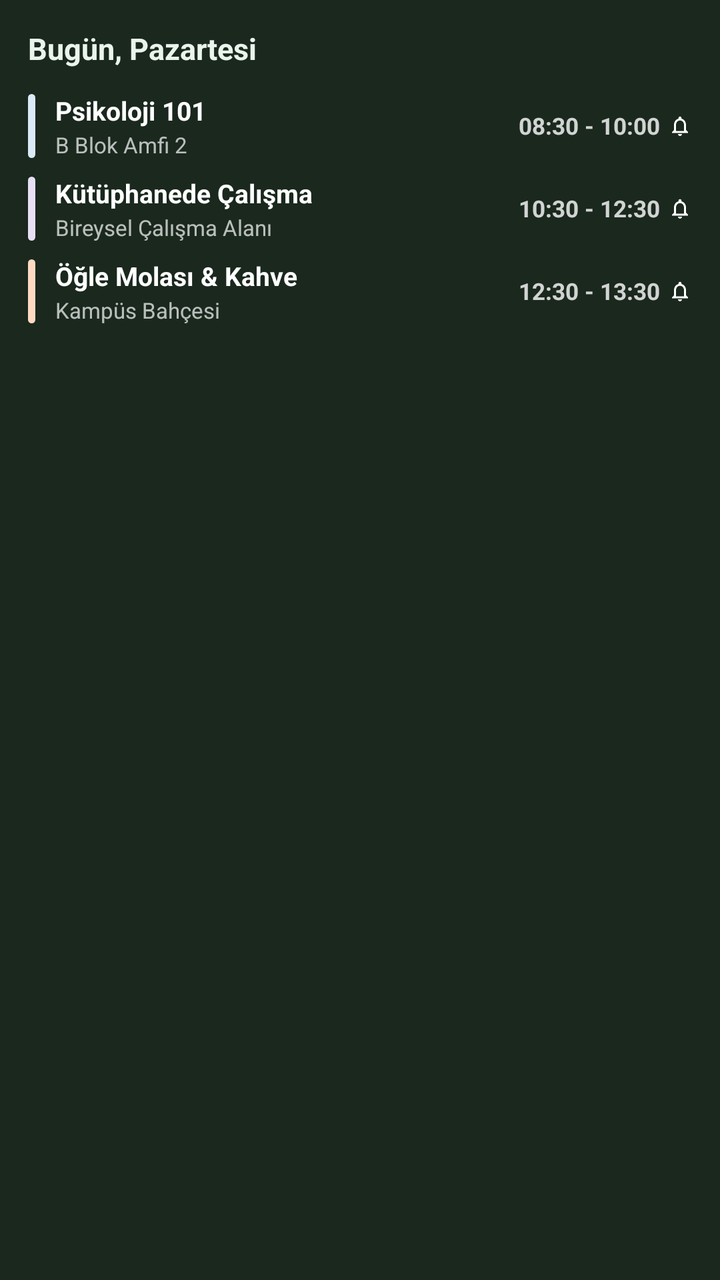
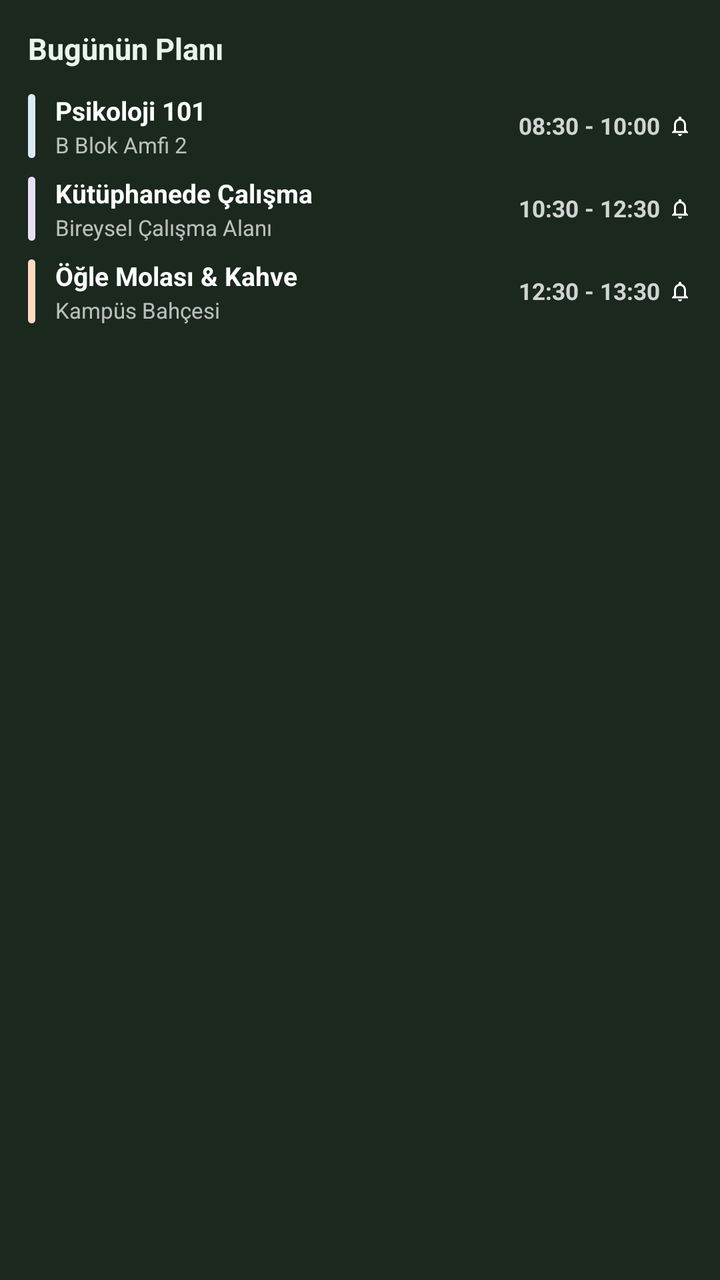

Two renders of the same Android screen: before a commit and after it. Below are the layout's source before the change and the commit's diff.
<!-- AndroidManifest.xml: fallback theme Theme.MaterialComponents.DayNight.NoActionBar -->
<!-- res/layout/aesthetic_planner_widget_preview.xml -->
<?xml version="1.0" encoding="utf-8"?>
<LinearLayout xmlns:android="http://schemas.android.com/apk/res/android"
    android:layout_width="match_parent"
    android:layout_height="match_parent"
    android:orientation="vertical"
    android:background="#1A281E"
    android:padding="14dp">

    
    <TextView
        android:layout_width="wrap_content"
        android:layout_height="wrap_content"
        android:text="Bug&#252;n, Pazartesi"
        android:textColor="#EAF3EC"
        android:textSize="15sp"
        android:textStyle="bold"
        android:layout_marginBottom="12dp" />

    
    <LinearLayout
        android:layout_width="match_parent"
        android:layout_height="wrap_content"
        android:orientation="horizontal"
        android:gravity="center_vertical"
        android:layout_marginBottom="8dp">

        <ImageView
            android:layout_width="3.5dp"
            android:layout_height="32dp"
            android:src="@drawable/widget_bar_bg"
            android:tint="#DAEAF6"
            android:layout_marginEnd="10dp" />

        <LinearLayout
            android:layout_width="0dp"
            android:layout_height="wrap_content"
            android:layout_weight="1"
            android:orientation="vertical">

            <TextView
                android:layout_width="wrap_content"
                android:layout_height="wrap_content"
                android:text="Psikoloji 101"
                android:textColor="#FFFFFF"
                android:textSize="13sp"
                android:textStyle="bold" />

            <TextView
                android:layout_width="wrap_content"
                android:layout_height="wrap_content"
                android:text="B Blok Amfi 2"
                android:textColor="#B3FFFFFF"
                android:textSize="11sp"
                android:layout_marginTop="1dp" />
        </LinearLayout>

        <TextView
            android:layout_width="wrap_content"
            android:layout_height="wrap_content"
            android:text="08:30 - 10:00"
            android:textColor="#CCFFFFFF"
            android:textSize="11.5sp"
            android:textStyle="bold" />

        <ImageView
            android:layout_width="12dp"
            android:layout_height="12dp"
            android:src="@drawable/ic_bell"
            android:tint="#CCFFFFFF"
            android:layout_marginStart="4dp" />
    </LinearLayout>

    
    <LinearLayout
        android:layout_width="match_parent"
        android:layout_height="wrap_content"
        android:orientation="horizontal"
        android:gravity="center_vertical"
        android:layout_marginBottom="8dp">

        <ImageView
            android:layout_width="3.5dp"
            android:layout_height="32dp"
            android:src="@drawable/widget_bar_bg"
            android:tint="#E8DFF5"
            android:layout_marginEnd="10dp" />

        <LinearLayout
            android:layout_width="0dp"
            android:layout_height="wrap_content"
            android:layout_weight="1"
            android:orientation="vertical">

            <TextView
                android:layout_width="wrap_content"
                android:layout_height="wrap_content"
                android:text="K&#252;t&#252;phanede &#199;al&#305;&#351;ma"
                android:textColor="#FFFFFF"
                android:textSize="13sp"
                android:textStyle="bold" />

            <TextView
                android:layout_width="wrap_content"
                android:layout_height="wrap_content"
                android:text="Bireysel &#199;al&#305;&#351;ma Alan&#305;"
                android:textColor="#B3FFFFFF"
                android:textSize="11sp"
                android:layout_marginTop="1dp" />
        </LinearLayout>

        <TextView
            android:layout_width="wrap_content"
            android:layout_height="wrap_content"
            android:text="10:30 - 12:30"
            android:textColor="#CCFFFFFF"
            android:textSize="11.5sp"
            android:textStyle="bold" />

        <ImageView
            android:layout_width="12dp"
            android:layout_height="12dp"
            android:src="@drawable/ic_bell"
            android:tint="#CCFFFFFF"
            android:layout_marginStart="4dp" />
    </LinearLayout>

    
    <LinearLayout
        android:layout_width="match_parent"
        android:layout_height="wrap_content"
        android:orientation="horizontal"
        android:gravity="center_vertical">

        <ImageView
            android:layout_width="3.5dp"
            android:layout_height="32dp"
            android:src="@drawable/widget_bar_bg"
            android:tint="#FFDAC1"
            android:layout_marginEnd="10dp" />

        <LinearLayout
            android:layout_width="0dp"
            android:layout_height="wrap_content"
            android:layout_weight="1"
            android:orientation="vertical">

            <TextView
                android:layout_width="wrap_content"
                android:layout_height="wrap_content"
                android:text="&#214;&#287;le Molas&#305; &amp; Kahve"
                android:textColor="#FFFFFF"
                android:textSize="13sp"
                android:textStyle="bold" />

            <TextView
                android:layout_width="wrap_content"
                android:layout_height="wrap_content"
                android:text="Kamp&#252;s Bah&#231;esi"
                android:textColor="#B3FFFFFF"
                android:textSize="11sp"
                android:layout_marginTop="1dp" />
        </LinearLayout>

        <TextView
            android:layout_width="wrap_content"
            android:layout_height="wrap_content"
            android:text="12:30 - 13:30"
            android:textColor="#CCFFFFFF"
            android:textSize="11.5sp"
            android:textStyle="bold" />

        <ImageView
            android:layout_width="12dp"
            android:layout_height="12dp"
            android:src="@drawable/ic_bell"
            android:tint="#CCFFFFFF"
            android:layout_marginStart="4dp" />
    </LinearLayout>

</LinearLayout>
<!-- resources referenced by this layout -->
<resources>
  <!-- drawable ic_bell (drawable) -->
  <vector xmlns:android="http://schemas.android.com/apk/res/android"
      android:width="12dp"
      android:height="12dp"
      android:viewportWidth="24"
      android:viewportHeight="24">
    <path
        android:fillColor="#FFFFFFFF"
        android:pathData="M12,22c1.1,0 2,-0.9 2,-2h-4c0,1.1 0.9,2 2,2zM18,16v-5c0,-3.07 -1.63,-5.64 -4.5,-6.32V4c0,-0.83 -0.67,-1.5 -1.5,-1.5s-1.5,0.67 -1.5,1.5v0.68C7.64,5.36 6,7.92 6,11v5l-2,2v1h16v-1l-2,-2zM16,17H8v-6c0,-2.48 1.51,-4.5 4,-4.5s4,2.02 4,4.5v6z"/>
  </vector>
  <!-- drawable widget_bar_bg (drawable) -->
  <?xml version="1.0" encoding="utf-8"?>
  <shape xmlns:android="http://schemas.android.com/apk/res/android"
      android:shape="rectangle">
      <corners android:radius="2dp" />
      <solid android:color="#FFFFFFFF" />
  </shape>
</resources>

<!-- the commit's change to res/layout/aesthetic_planner_widget_preview.xml (unified diff, before → after) -->
@@ -10,7 +10,7 @@
     <TextView
         android:layout_width="wrap_content"
         android:layout_height="wrap_content"
-        android:text="Bug&#252;n, Pazartesi"
+        android:text="Bug&#252;n&#252;n Plan&#305;"
         android:textColor="#EAF3EC"
         android:textSize="15sp"
         android:textStyle="bold"
